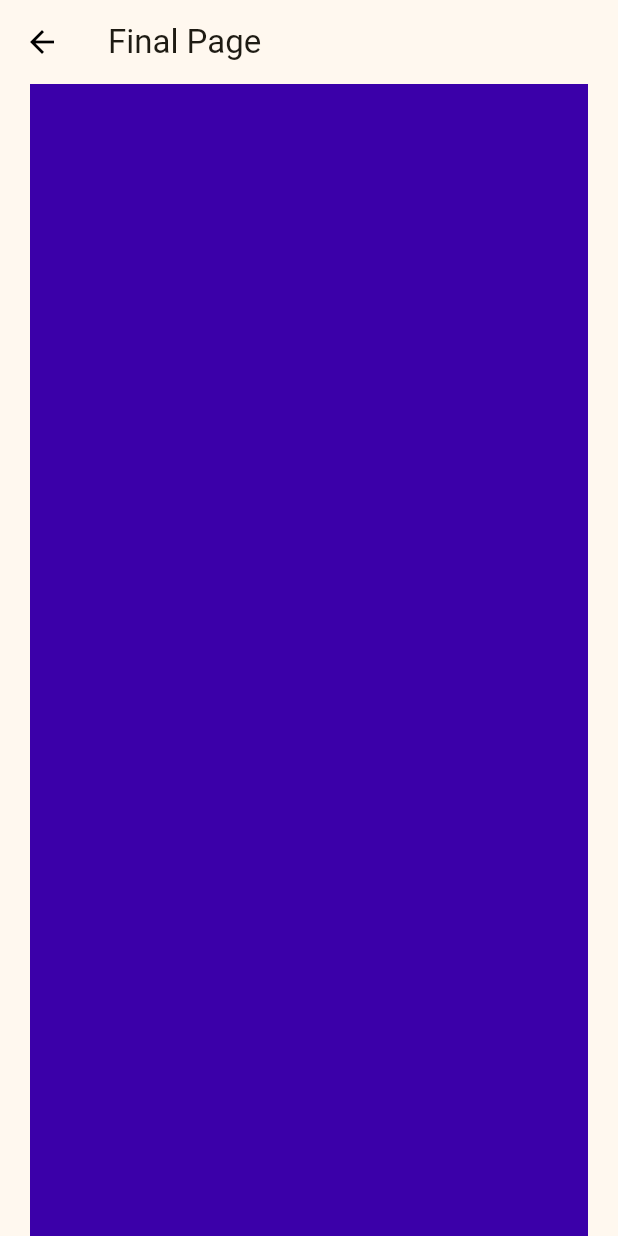
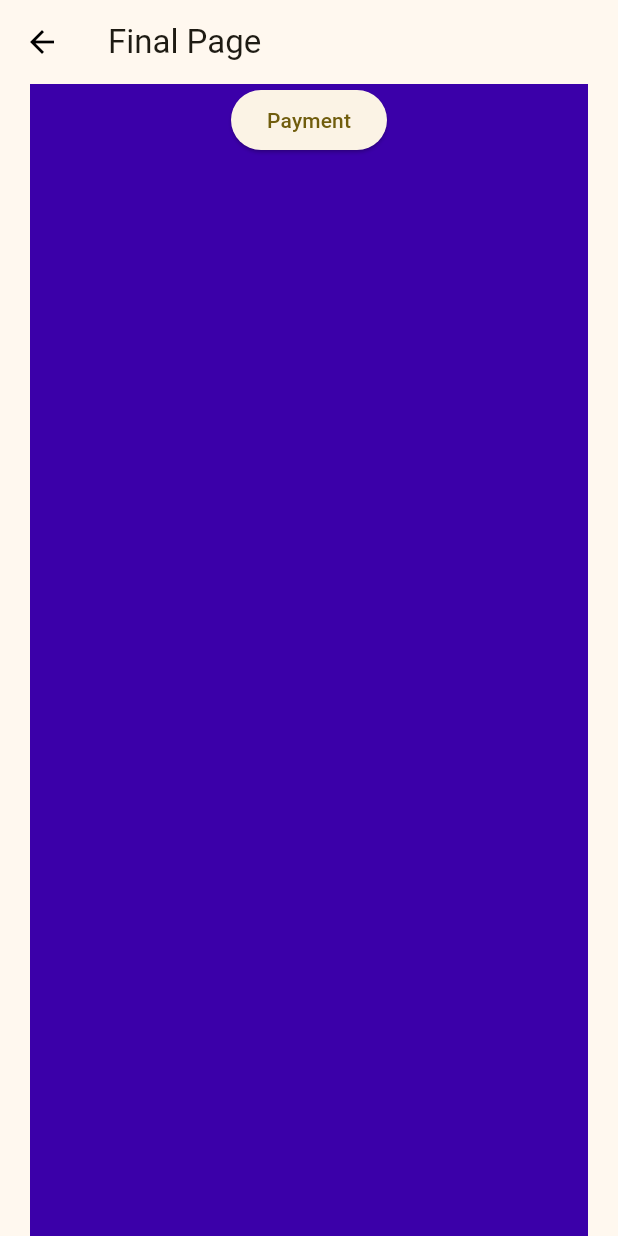
Before and after one commit to SoumyadeepOSD/flutter_food_app, a Flutter app: the FinalPage screen opened directly, on a phone screen of 412 x 824 dp. Run offline on Flutter 3.47's test engine with Material 2 defaults, Android fonts, the phone set to English and light mode, and no system bars; our stand-ins replace carousel_slider, flutter_secure_storage, fluttertoast, geocoding, geolocator and 1 more; missing offline and left inert: dart:ffi, razorpay_flutter; accounts and stored records are empty.

Commit message:
Integrated Razorpay API

```diff
--- a/lib/Frontend/pages/finalPage.dart
+++ b/lib/Frontend/pages/finalPage.dart
@@ -1,8 +1,43 @@
 import 'package:flutter/material.dart';
+import 'package:fluttertoast/fluttertoast.dart';
 import 'package:foodapp/Frontend/constant/color.dart';
+import 'package:razorpay_flutter/razorpay_flutter.dart';
 
-class FinalPage extends StatelessWidget {
+class FinalPage extends StatefulWidget {
   const FinalPage({super.key});
+
+  @override
+  State<FinalPage> createState() => _FinalPageState();
+}
+
+final _razorpay = Razorpay();
+
+class _FinalPageState extends State<FinalPage> {
+  @override
+  void initState() {
+    super.initState();
+    _razorpay.on(Razorpay.EVENT_PAYMENT_SUCCESS, _handlePaymentSuccess);
+    _razorpay.on(Razorpay.EVENT_PAYMENT_ERROR, _handlePaymentError);
+    _razorpay.on(Razorpay.EVENT_EXTERNAL_WALLET, _handleExternalWallet);
+  }
+
+  void _handlePaymentSuccess(PaymentSuccessResponse response) {
+    Fluttertoast.showToast(msg: "Payment Success!");
+  }
+
+  void _handlePaymentError(PaymentFailureResponse response) {
+    Fluttertoast.showToast(msg: "Payment Failed!");
+  }
+
+  void _handleExternalWallet(ExternalWalletResponse response) {
+    Fluttertoast.showToast(msg: "External Wallet Selected!");
+  }
+
+  @override
+  void dispose() {
+    super.dispose();
+    _razorpay.clear();
+  }
 
   @override
   Widget build(BuildContext context) {
@@ -28,7 +63,23 @@ class FinalPage extends StatelessWidget {
             height: MediaQuery.of(context).size.height,
             width: double.infinity,
             child: Column(
-              children: [],
+              children: [
+                ElevatedButton(
+                  onPressed: () {
+                    var options = {
+                      'key': 'rzp_test_3NmRQFUforL4cW',
+                      'amount': 5000, //in the smallest currency sub-unit.
+                      'name': 'Evening Snacks',
+                      'order_id':
+                          'order_EMBFqjDHEEn80l', // Generate order_id using Orders API
+                      'description': 'Fine T-Shirt',
+                      'timeout': 60, // in seconds
+                    };
+                    _razorpay.open(options);
+                  },
+                  child: const Text('Payment'),
+                )
+              ],
             ),
           ),
         ),
--- a/pubspec.yaml
+++ b/pubspec.yaml
@@ -46,6 +46,7 @@ dependencies:
   shared_preferences: ^2.2.2
   carousel_slider: ^4.2.1
   intl: ^0.18.1
+  razorpay_flutter: ^1.3.5
 
 dev_dependencies:
   flutter_test:
```
Also changed, not shown: pubspec.lock, 2 other files.
